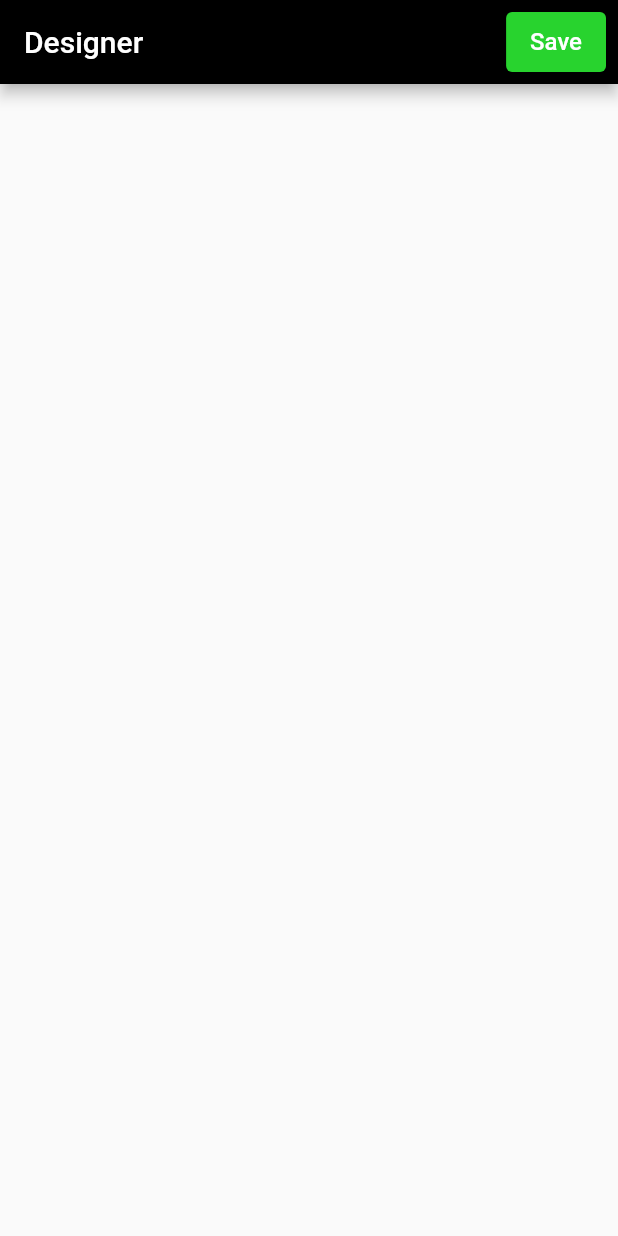
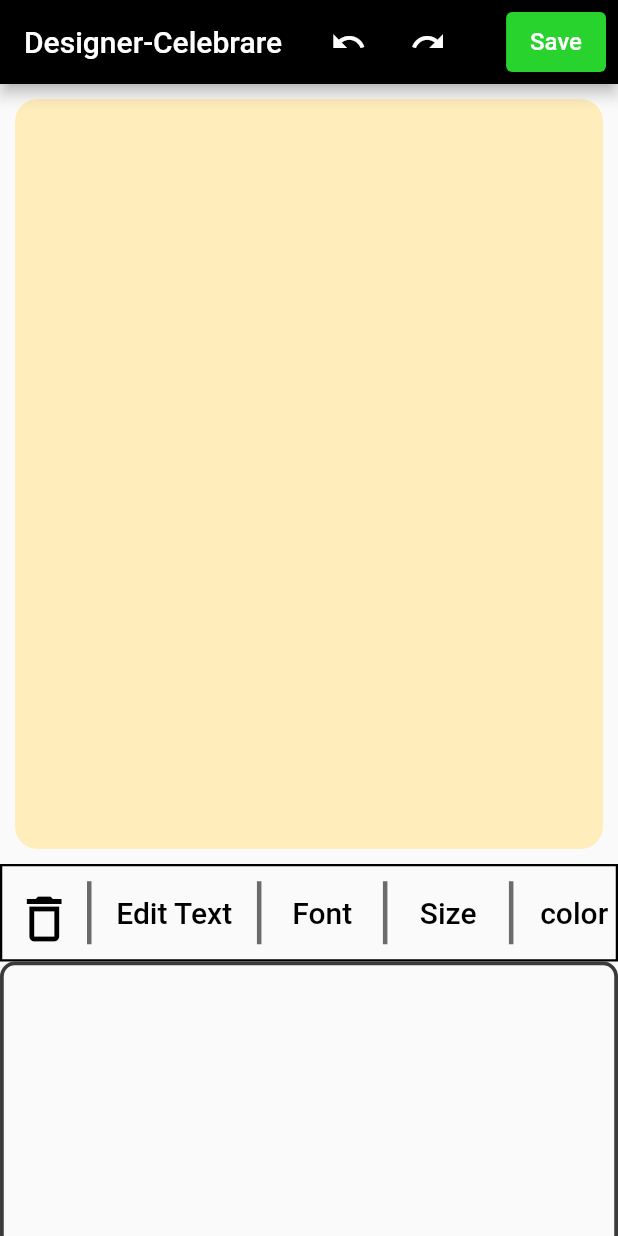
Before and after one commit to VARMAMASTER/Designer, a Flutter app: the screen it shows after launch, on a phone screen of 412 x 824 dp. Run offline on Flutter 3.47's test engine with Material 2 defaults, Android fonts, the phone set to English and light mode, and no system bars.

Commit message:
added editingtools, added edingarea components

```diff
--- /dev/null
+++ b/lib/components/editArea.dart
@@ -0,0 +1,25 @@
+import 'package:flutter/material.dart';
+
+class editArea extends StatefulWidget {
+  const editArea({super.key});
+
+  @override
+  State<editArea> createState() => _editAreaState();
+}
+
+class _editAreaState extends State<editArea> {
+  @override
+  Widget build(BuildContext context) {
+    return SingleChildScrollView(
+      scrollDirection: Axis.vertical,
+      child: Container(
+        height: 200,
+        width: 450,
+        decoration: BoxDecoration(
+            borderRadius: BorderRadius.all(Radius.circular(10)),
+            border: Border.all(
+                color: const Color.fromARGB(255, 60, 59, 59), width: 2.5)),
+      ),
+    );
+  }
+}
--- /dev/null
+++ b/lib/components/editingTools.dart
@@ -0,0 +1,105 @@
+import 'package:flutter/material.dart';
+
+class Tools extends StatefulWidget {
+  const Tools({super.key});
+
+  @override
+  State<Tools> createState() => _ToolsState();
+}
+
+class _ToolsState extends State<Tools> {
+  @override
+  Widget build(BuildContext context) {
+    return Container(
+      height: 65,
+      decoration:
+          BoxDecoration(border: Border.all(color: Colors.black, width: 1.5)),
+      child: const SingleChildScrollView(
+        scrollDirection: Axis.horizontal,
+        child: Row(
+          crossAxisAlignment: CrossAxisAlignment.center,
+          children: [
+            IconButton(
+              onPressed: null,
+              icon: Icon(
+                Icons.delete_outlined,
+                size: 40,
+                color: Colors.black,
+              ),
+            ),
+            VerticalDivider(
+              indent: 10,
+              endIndent: 10,
+              color: Color.fromARGB(255, 108, 106, 106),
+              thickness: 3,
+              width: 20,
+            ),
+            TextButton(
+              onPressed: null,
+              child: Text(
+                "Edit Text",
+                style: TextStyle(color: Colors.black, fontSize: 20),
+              ),
+            ),
+            VerticalDivider(
+              indent: 10,
+              endIndent: 10,
+              color: Color.fromARGB(255, 108, 106, 106),
+              thickness: 3,
+              width: 20,
+            ),
+            TextButton(
+              onPressed: null,
+              child: Text(
+                "Font",
+                style: TextStyle(color: Colors.black, fontSize: 20),
+              ),
+            ),
+            VerticalDivider(
+              indent: 10,
+              endIndent: 10,
+              color: Color.fromARGB(255, 108, 106, 106),
+              thickness: 3,
+              width: 20,
+            ),
+            TextButton(
+              onPressed: null,
+              child: Text(
+                "Size",
+                style: TextStyle(color: Colors.black, fontSize: 20),
+              ),
+            ),
+            VerticalDivider(
+              indent: 10,
+              endIndent: 10,
+              color: Color.fromARGB(255, 108, 106, 106),
+              thickness: 3,
+              width: 20,
+            ),
+            TextButton(
+              onPressed: null,
+              child: Text(
+                "color",
+                style: TextStyle(color: Colors.black, fontSize: 20),
+              ),
+            ),
+            VerticalDivider(
+              indent: 10,
+              endIndent: 10,
+              color: Color.fromARGB(255, 108, 106, 106),
+              thickness: 3,
+              width: 20,
+            ),
+            TextButton(
+              onPressed: null,
+              child: Text(
+                "Font style",
+                style: TextStyle(color: Colors.black, fontSize: 20),
+              ),
+            ),
+          ],
+        ),
+      ),
+    );
+  }
+}
--- /dev/null
+++ b/lib/components/page.dart
@@ -0,0 +1,25 @@
+import 'package:flutter/material.dart';
+
+class page extends StatefulWidget {
+  const page({super.key});
+
+  @override
+  State<page> createState() => _pageState();
+}
+
+class _pageState extends State<page> {
+  @override
+  Widget build(BuildContext context) {
+    return Padding(
+      padding: EdgeInsets.all(10),
+      child: Container(
+        decoration: BoxDecoration(
+            borderRadius: BorderRadius.all(Radius.circular(15)),
+            color: const Color.fromARGB(255, 255, 238, 187)),
+        width: 400,
+        height: 500,
+        // ,
+      ),
+    );
+  }
+}
--- a/lib/home.dart
+++ b/lib/home.dart
@@ -1,3 +1,6 @@
+import 'package:celebrare/components/editArea.dart';
+import 'package:celebrare/components/editingTools.dart';
+import 'package:celebrare/components/page.dart';
 import 'package:flutter/material.dart';
 
 class Home extends StatelessWidget {
@@ -8,8 +11,16 @@ class Home extends StatelessWidget {
     return Scaffold(
         appBar: AppBar(
           backgroundColor: Colors.black,
-        title: const Text("Designer"),
+          title: const Text("Designer-Celebrare"),
           actions: [
+            IconButton(onPressed: () {}, icon: const Icon(Icons.undo)),
+            const SizedBox(
+              width: 5,
+            ),
+            IconButton(onPressed: () {}, icon: const Icon(Icons.redo)),
+            const SizedBox(
+              width: 20,
+            ),
             Padding(
               padding: const EdgeInsets.all(8.0),
               child: ElevatedButton(
@@ -25,7 +36,10 @@ class Home extends StatelessWidget {
             ),
           ],
         ),
-      // body: ,
-    );
+        body: const Column(
+          mainAxisAlignment: MainAxisAlignment.spaceBetween,
+          crossAxisAlignment: CrossAxisAlignment.center,
+          children: [page(), Tools(), editArea()],
+        ));
   }
 }
```
Lines whose indentation alone changed are shown as unchanged.
